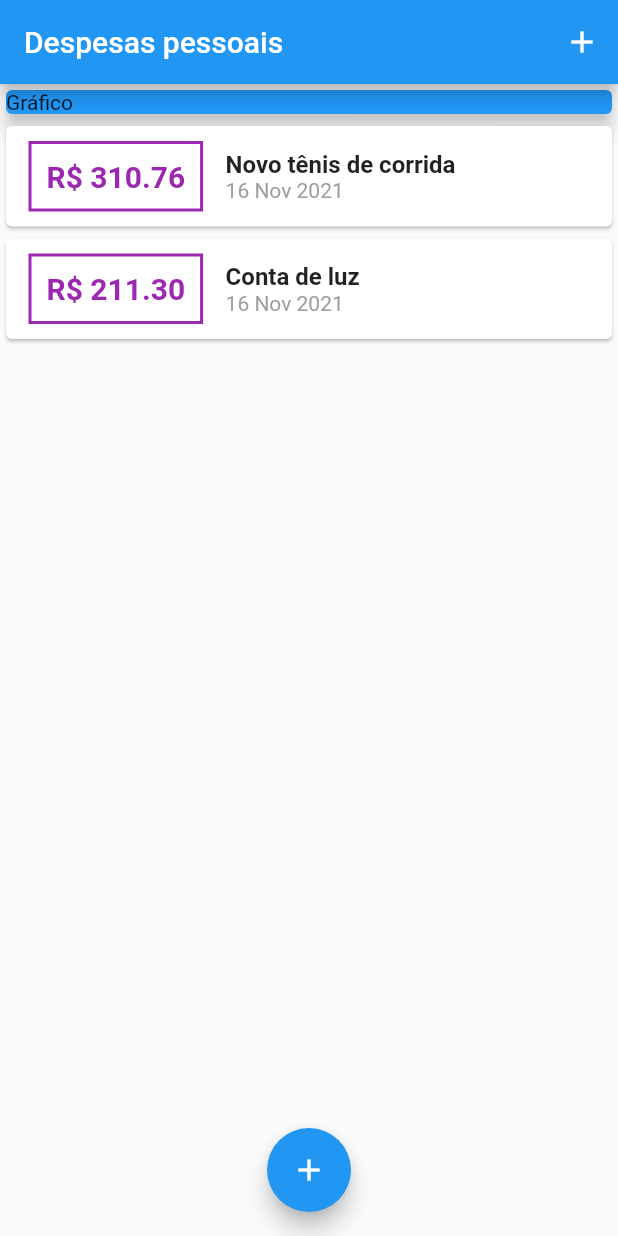
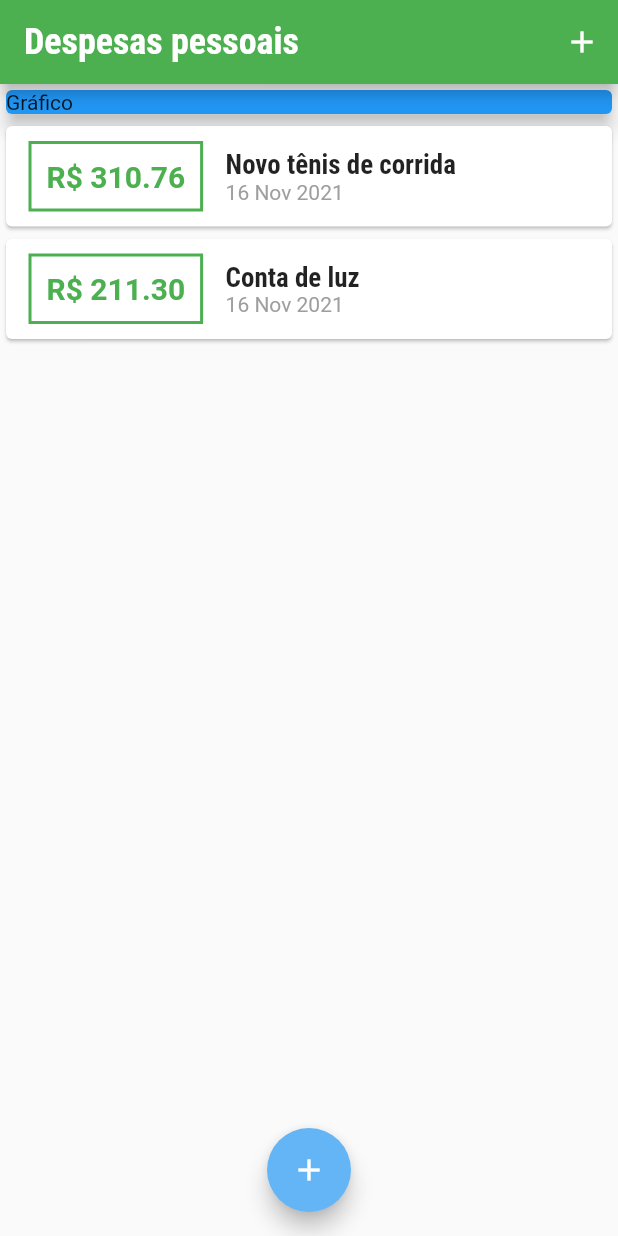
Before and after one commit to oElberte/expenses, a Flutter app: the screen it shows after launch, on a phone screen of 412 x 824 dp. Run offline on Flutter 3.47's test engine with Material 2 defaults, Android fonts, the phone set to English and light mode, and no system bars.

Commit message:
Theme colors and new fonts added

```diff
--- a/lib/components/transaction_list.dart
+++ b/lib/components/transaction_list.dart
@@ -27,7 +27,7 @@ class TransactionList extends StatelessWidget {
                   ),
                   decoration: BoxDecoration(
                     border: Border.all(
-                      color: Colors.purple,
+                      color: Theme.of(context).colorScheme.primary,
                       width: 2,
                     ),
                   ),
@@ -37,7 +37,7 @@ class TransactionList extends StatelessWidget {
                     style: TextStyle(
                       fontWeight: FontWeight.bold,
                       fontSize: 20,
-                      color: Colors.purple,
+                      color: Theme.of(context).colorScheme.primary,
                     ),
                   ),
                 ),
@@ -47,10 +47,7 @@ class TransactionList extends StatelessWidget {
                   children: [
                     Text(
                       tr.title,
-                      style: TextStyle(
-                        fontWeight: FontWeight.bold,
-                        fontSize: 16,
-                      ),
+                      style: Theme.of(context).textTheme.headline6,
                     ),
                     Text(
                       DateFormat("d MMM y").format(tr.date),
--- a/lib/main.dart
+++ b/lib/main.dart
@@ -13,6 +13,28 @@ class ExpensesApp extends StatelessWidget {
   Widget build(BuildContext context) {
     return MaterialApp(
       home: MyHomePage(),
+      theme: ThemeData(
+        colorScheme: ColorScheme.fromSwatch(
+          primarySwatch: Colors.green,
+        ).copyWith(
+          secondary: Colors.blue[300],
+        ),
+        fontFamily: "ShipporiAntiqueB1",
+        textTheme: ThemeData.light().textTheme.copyWith(
+              headline6: const TextStyle(
+                fontFamily: "RobotoCondensed",
+                fontSize: 18,
+                fontWeight: FontWeight.bold,
+              ),
+            ),
+        appBarTheme: const AppBarTheme(
+          titleTextStyle: TextStyle(
+            fontFamily: "RobotoCondensed",
+            fontSize: 24,
+            fontWeight: FontWeight.bold,
+          ),
+        ),
+      ),
     );
   }
 }
```
Also changed, not shown: pubspec.yaml (+9 -6 lines), assets/fonts/RobotoCondensed-Bold.ttf (added), assets/fonts/RobotoCondensed-Regular.ttf (added), 1 other file.
